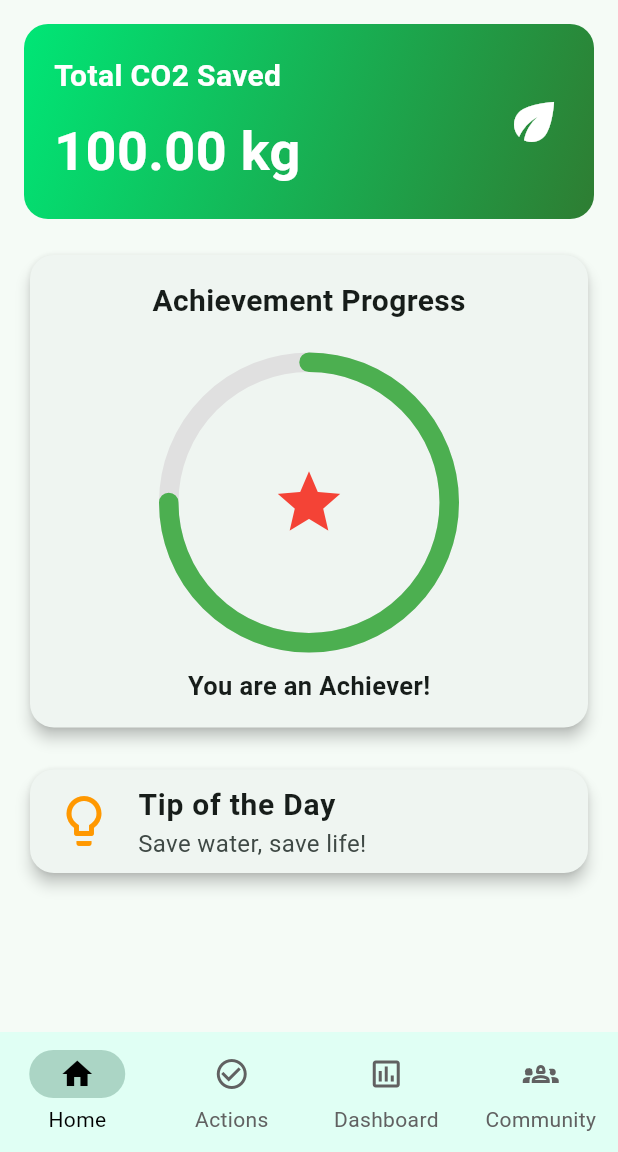
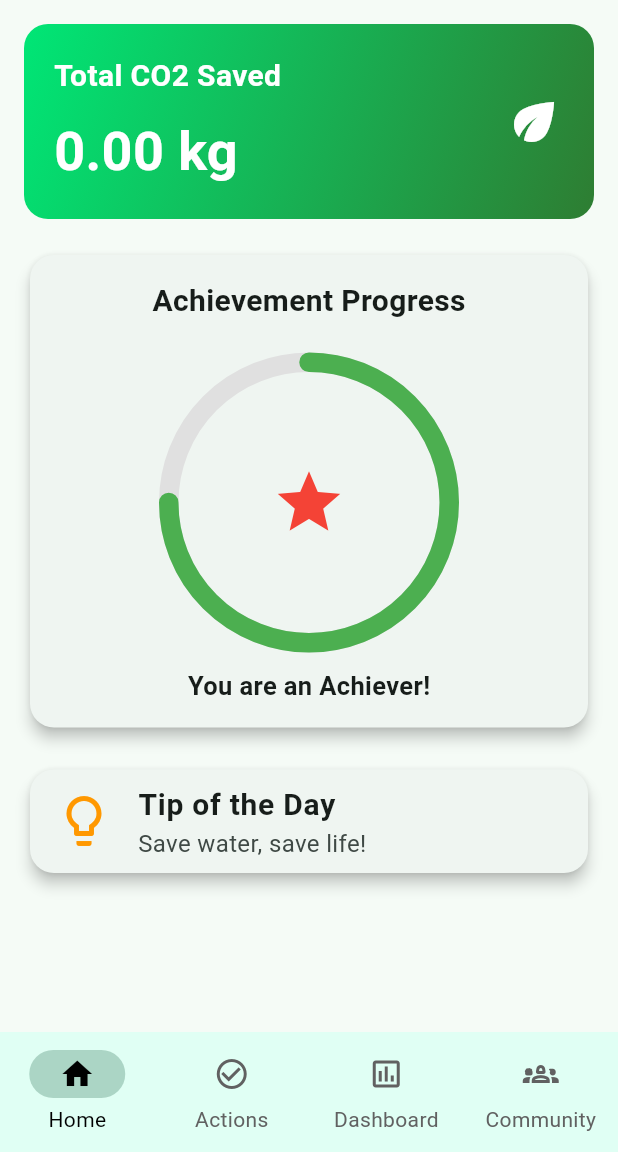
Before and after one commit to isha2125/C-Stain, a Flutter app: the screen it shows once a user with an empty profile is signed in, on a phone screen of 412 x 824 dp, the part 84-1236 px from its top. Run offline on Flutter 3.47's test engine with Material 3 defaults, Android fonts, the phone set to English and light mode, and no system bars; drawn by our look-alikes of percent_indicator; our stand-ins replace cloud_firestore, firebase_auth, firebase_core, flutter_riverpod; missing offline and left inert: firebase_ui_auth, firebase_ui_oauth_google; accounts and stored records are empty.

Commit message:
total carbon saved updated

```diff
--- a/lib/screens/action_screen.dart
+++ b/lib/screens/action_screen.dart
@@ -165,7 +165,7 @@ class _ActionScreenState extends ConsumerState<ActionScreen> {
           shape: RoundedRectangleBorder(
             borderRadius: BorderRadius.circular(15),
           ),
-          elevation: 4,
+          elevation: 3,
           child: Padding(
             padding: const EdgeInsets.all(24.0),
             child: Column(
--- a/lib/screens/home_screen.dart
+++ b/lib/screens/home_screen.dart
@@ -1,11 +1,21 @@
+import 'package:cstain/backend/auth_gate.dart';
+import 'package:cstain/models/user.dart';
+import 'package:cstain/providers/auth_service.dart';
+import 'package:cstain/providers/providers.dart';
 import 'package:flutter/material.dart';
 import 'package:flutter_riverpod/flutter_riverpod.dart';
 import 'package:firebase_ui_auth/firebase_ui_auth.dart';
 
 import 'package:percent_indicator/circular_percent_indicator.dart';
 
-final userProvider = StateProvider<User?>((ref) => User(full_name: "Aditya"));
-final co2SavedProvider = StateProvider<double>((ref) => 100.0);
+final userStreamProvider = StreamProvider.autoDispose<UserModel>((ref) {
+  final user = ref.watch(authStateProvider).value;
+  if (user == null) throw Exception('User not authenticated');
+  return ref.watch(firestoreServiceProvider).getUserStream(user.uid);
+});
+
+//final userProvider = StateProvider<User?>((ref) => User(full_name: "Aditya"));
+//final co2SavedProvider = StateProvider<double>((ref) => 100.0);
 final achievementProgressProvider = StateProvider<double>((ref) => 0.75);
 final tipOfTheDayProvider =
     StateProvider<String>((ref) => 'Save water, save life!');
@@ -20,8 +30,9 @@ class HomeScreen extends ConsumerWidget {
 
   @override
   Widget build(BuildContext context, WidgetRef ref) {
+    final userStream = ref.watch(userStreamProvider);
     final myUser = ref.watch(userProvider);
-    final co2Saved = ref.watch(co2SavedProvider);
+    //final co2Saved = ref.watch(co2SavedProvider);
     final achievementProgress = ref.watch(achievementProgressProvider);
     final tipOfTheDay = ref.watch(tipOfTheDayProvider);
 
@@ -62,7 +73,8 @@ class HomeScreen extends ConsumerWidget {
           ],
           automaticallyImplyLeading: false,
         ),
-      body: SingleChildScrollView(
+        body: userStream.when(
+          data: (myUser) => SingleChildScrollView(
             padding: const EdgeInsets.all(16.0),
             child: Column(
               crossAxisAlignment: CrossAxisAlignment.stretch,
@@ -71,7 +83,10 @@ class HomeScreen extends ConsumerWidget {
                 Container(
                   decoration: BoxDecoration(
                     gradient: LinearGradient(
-                  colors: [Colors.greenAccent.shade400, Colors.green.shade800],
+                      colors: [
+                        Colors.greenAccent.shade400,
+                        Colors.green.shade800
+                      ],
                       begin: Alignment.topLeft,
                       end: Alignment.bottomRight,
                     ),
@@ -94,7 +109,7 @@ class HomeScreen extends ConsumerWidget {
                           ),
                           SizedBox(height: 10),
                           Text(
-                        '${co2Saved.toStringAsFixed(2)} kg',
+                            '${myUser?.total_CO2_saved.toStringAsFixed(2)} kg',
                             style: TextStyle(
                               fontSize: 36,
                               color: Colors.white,
@@ -175,7 +190,8 @@ class HomeScreen extends ConsumerWidget {
                         color: Colors.orange, size: 40),
                     title: Text(
                       'Tip of the Day',
-                  style: TextStyle(fontSize: 20, fontWeight: FontWeight.bold),
+                      style:
+                          TextStyle(fontSize: 20, fontWeight: FontWeight.bold),
                     ),
                     subtitle: Text(
                       tipOfTheDay,
@@ -186,6 +202,8 @@ class HomeScreen extends ConsumerWidget {
               ],
             ),
           ),
-    );
+          loading: () => Center(child: CircularProgressIndicator()),
+          error: (error, stack) => Center(child: Text('Error: $error')),
+        ));
   }
 }
```
Also changed, not shown: lib/providers/firestore_service.dart (+34 -48 lines), lib/providers/providers.dart (+8 -0 lines). Lines whose indentation alone changed are shown as unchanged.
